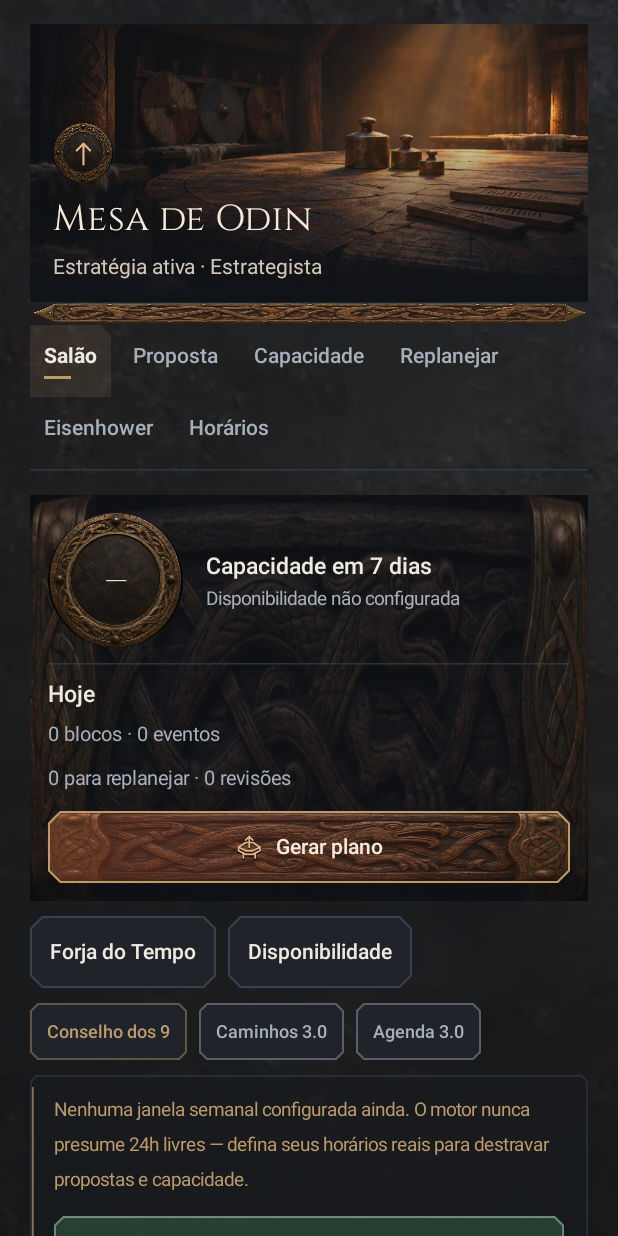
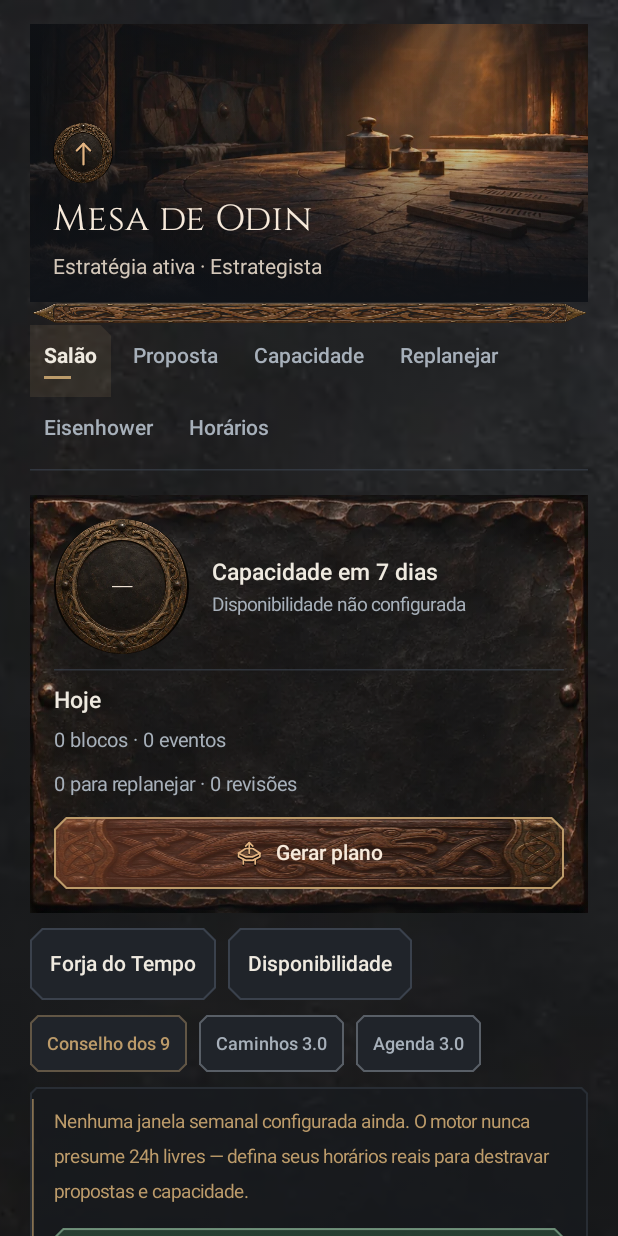
Before and after one commit to cmasterzin-art/ascend, an Android app built with Jetpack Compose: the composable OdinCouncilScreen shown on its own in the app's theme, on a phone screen of 412 x 824 dp. Run offline under Robolectric (Android 15) with nearby library versions, the phone set to English and light mode, and no system bars; our stand-ins replace Room's generated code.

Commit message:
feat(ui): refine rustic materials and add tactile Northborn motion

```diff
--- a/app/build.gradle.kts
+++ b/app/build.gradle.kts
@@ -11,7 +11,7 @@ android {
         applicationId = "br.com.ascend.aetheris"
         minSdk = 26
         targetSdk = 35
-        versionCode = 33
+        versionCode = 34
         versionName = "1.7.5.9.1"
     }
     // Keep signing material outside the repository. Use the original key for an in-place update.
--- /dev/null
+++ b/app/src/main/java/br/com/ascend/aetheris/NorthbornMotion.kt
@@ -0,0 +1,63 @@
+package br.com.ascend.aetheris
+
+import androidx.compose.animation.EnterTransition
+import androidx.compose.animation.ExitTransition
+import androidx.compose.animation.core.Animatable
+import androidx.compose.animation.core.FastOutSlowInEasing
+import androidx.compose.animation.core.LinearOutSlowInEasing
+import androidx.compose.animation.core.animateFloatAsState
+import androidx.compose.animation.core.snap
+import androidx.compose.animation.core.tween
+import androidx.compose.animation.expandVertically
+import androidx.compose.animation.fadeIn
+import androidx.compose.animation.fadeOut
+import androidx.compose.animation.shrinkVertically
+import androidx.compose.animation.slideInVertically
+import androidx.compose.foundation.interaction.MutableInteractionSource
+import androidx.compose.foundation.interaction.collectIsPressedAsState
+import androidx.compose.runtime.Composable
+import androidx.compose.runtime.LaunchedEffect
+import androidx.compose.runtime.State
+import androidx.compose.runtime.getValue
+import androidx.compose.runtime.remember
+import androidx.compose.ui.Alignment
+import kotlin.math.roundToInt
+
+internal fun craftScreenEnter(reduced: Boolean, back: Boolean = false): EnterTransition {
+    if (reduced) return EnterTransition.None
+    val direction = if (back) -1 else 1
+    return fadeIn(tween(210)) + slideInVertically(tween(230, easing = LinearOutSlowInEasing)) {
+        (it * .018f).roundToInt() * direction
+    }
+}
+
+internal fun craftSectionEnter(reduced: Boolean): EnterTransition =
+    if (reduced) EnterTransition.None
+    else fadeIn(tween(170)) + expandVertically(animationSpec = tween(220, easing = FastOutSlowInEasing), expandFrom = Alignment.Top)
+
+internal fun craftSectionExit(reduced: Boolean): ExitTransition =
+    if (reduced) ExitTransition.None
+    else fadeOut(tween(100)) + shrinkVertically(animationSpec = tween(140), shrinkTowards = Alignment.Top)
+
+/** Moves ornament and ink while the size of the underlying touch target stays constant. */
+@Composable
+internal fun craftPress(source: MutableInteractionSource): State<Float> {
+    val pressed by source.collectIsPressedAsState()
+    val reduced = LocalAppearance.current.reducedMotion
+    return animateFloatAsState(
+        targetValue = if (pressed) 1f else 0f,
+        animationSpec = if (reduced) snap() else tween(if (pressed) 90 else 150, easing = FastOutSlowInEasing),
+        label = "pressão no controle"
+    )
+}
+
+/** A short reveal only when the content changes, with no animation job in reduced-motion mode. */
+@Composable
+internal fun craftReveal(contentKey: Any, durationMs: Int): State<Float> {
+    val reduced = LocalAppearance.current.reducedMotion
+    val reveal = remember(contentKey, reduced) { Animatable(if (reduced) 1f else 0f) }
+    if (!reduced) {
+        LaunchedEffect(reveal) { reveal.animateTo(1f, tween(durationMs, easing = LinearOutSlowInEasing)) }
+    }
+    return reveal.asState()
+}
--- a/app/src/main/java/br/com/ascend/aetheris/NorthbornRebirth.kt
+++ b/app/src/main/java/br/com/ascend/aetheris/NorthbornRebirth.kt
@@ -6,6 +6,7 @@ import androidx.compose.foundation.Canvas
 import androidx.compose.foundation.Image
 import androidx.compose.foundation.background
 import androidx.compose.foundation.border
+import androidx.compose.foundation.interaction.MutableInteractionSource
 import androidx.compose.foundation.layout.*
 import androidx.compose.foundation.selection.selectable
 import androidx.compose.foundation.selection.selectableGroup
@@ -15,13 +16,17 @@ import androidx.compose.material3.*
 import androidx.compose.runtime.Composable
 import androidx.compose.runtime.CompositionLocalProvider
 import androidx.compose.runtime.getValue
+import androidx.compose.runtime.remember
 import androidx.compose.ui.Alignment
 import androidx.compose.ui.Modifier
 import androidx.compose.ui.draw.clip
+import androidx.compose.ui.draw.clipToBounds
 import androidx.compose.ui.geometry.Offset
 import androidx.compose.ui.geometry.Size
 import androidx.compose.ui.graphics.Brush
 import androidx.compose.ui.graphics.Color
+import androidx.compose.ui.graphics.Path
+import androidx.compose.ui.graphics.graphicsLayer
 import androidx.compose.ui.graphics.drawscope.Stroke
 import androidx.compose.ui.layout.ContentScale
 import androidx.compose.ui.res.painterResource
@@ -119,20 +124,65 @@ internal fun RebirthNotchedTrack(value: Float, accent: Color, track: Color) {
     }
 }
 
+/** A few carved tally marks represent the ratio, with exact counts alongside them. */
 @Composable
-internal fun RebirthTimber(modifier: Modifier = Modifier, content: @Composable BoxScope.() -> Unit) {
+internal fun DayStaves(done: Int, total: Int, modifier: Modifier = Modifier) {
+    if (total <= 0) return
+    val nb = LocalNorthborn.current
+    val appearance = LocalAppearance.current
+    val marks = total.coerceAtMost(5)
+    val fraction = (done.toFloat() / total).coerceIn(0f, 1f)
+    val progress by animateFloatAsState(
+        fraction, tween(if (appearance.reducedMotion) 0 else 230), label = "entalhes da jornada"
+    )
+    Canvas(modifier.size(width = (marks * 14).dp, height = 27.dp).semantics {
+        progressBarRangeInfo = ProgressBarRangeInfo(fraction, 0f..1f)
+    }) {
+        val width = size.width / marks
+        repeat(marks) { index ->
+            val x = width * index
+            val active = (progress * marks - index).coerceIn(0f, 1f)
+            val mark = Path().apply {
+                moveTo(x + width * .44f, 1.dp.toPx())
+                lineTo(x + width * .69f, size.height * .14f)
+                lineTo(x + width * .63f, size.height * .86f)
+                lineTo(x + width * .33f, size.height - 1.dp.toPx())
+                lineTo(x + width * .39f, size.height * .20f)
+                close()
+            }
+            drawPath(mark, nb.hairlineStrong)
+            if (active > 0f) drawPath(mark, nb.accentBronze.copy(alpha = active))
+            if (!appearance.minimal && active > 0f) {
+                drawLine(nb.accentPaleGold.copy(alpha = .68f * active),
+                    Offset(x + width * .48f, size.height * .23f),
+                    Offset(x + width * .42f, size.height * .78f), .8.dp.toPx())
+            }
+        }
+    }
+}
+
+internal enum class RusticMaterial(val art: Int) {
+    Timber(R.drawable.surface_oak), Iron(R.drawable.surface_iron)
+}
+
+@Composable
+internal fun RusticSurface(
+    material: RusticMaterial,
+    modifier: Modifier = Modifier,
+    content: @Composable BoxScope.() -> Unit
+) {
     val nb = LocalNorthborn.current
     val engraved = !LocalAppearance.current.minimal
     Box(modifier.fillMaxWidth().background(if (engraved && nb.dark) Hearth else nb.surfaceBase)) {
         if (engraved) {
             Image(
-                painterResource(R.drawable.oath_wood), null, Modifier.matchParentSize(),
-                contentScale = ContentScale.FillBounds, alpha = if (nb.dark) .56f else .10f
+                painterResource(material.art), null, Modifier.matchParentSize(),
+                contentScale = ContentScale.FillBounds, alpha = if (nb.dark) .93f else .15f
             )
             if (nb.dark) {
                 Box(Modifier.matchParentSize().background(Brush.horizontalGradient(
-                    0f to Hearth.copy(alpha = .2f), .17f to Hearth.copy(alpha = .64f),
-                    .84f to Hearth.copy(alpha = .64f), 1f to Hearth.copy(alpha = .18f)
+                    0f to Hearth.copy(alpha = .12f), .16f to Hearth.copy(alpha = .40f),
+                    .84f to Hearth.copy(alpha = .40f), 1f to Hearth.copy(alpha = .12f)
                 )))
             }
         }
@@ -155,10 +205,21 @@ internal fun RebirthScene(
         else RebirthSceneInk(nb.inkPrimary, nb.inkSecondary, nb.accentBronze)
     Box(
         modifier.fillMaxWidth().heightIn(min = if (artOn) height else 0.dp)
-            .background(if (artOn) Hearth else nb.surfaceBase)
+            .clipToBounds().background(if (artOn) Hearth else nb.surfaceBase)
     ) {
         if (artOn) {
-            Image(painterResource(art), null, Modifier.matchParentSize(), contentScale = ContentScale.Crop)
+            val revealed = craftReveal(art, 340)
+            Image(
+                painterResource(art), null,
+                Modifier.matchParentSize().graphicsLayer {
+                    val settling = 1f - revealed.value
+                    scaleX = 1f + .035f * settling
+                    scaleY = scaleX
+                    translationY = 3.dp.toPx() * settling
+                    alpha = 1f - .2f * settling
+                },
+                contentScale = ContentScale.Crop
+            )
             Box(Modifier.matchParentSize().background(Brush.verticalGradient(
                 0f to Hearth.copy(alpha = .53f), .35f to Color.Transparent,
                 .58f to Hearth.copy(alpha = .36f), 1f to Hearth
@@ -205,6 +266,9 @@ internal fun RebirthAction(
     val base = if (textured) Color(0xFF3C2821) else nb.surfaceElevated
     val ink = if (textured) Ivory else nb.inkPrimary
     val edge = if (primary && enabled) nb.accentBronze else nb.hairlineStrong
+    val interaction = remember { MutableInteractionSource() }
+    val press = craftPress(interaction)
+    val reduced = LocalAppearance.current.reducedMotion
     Box(
         modifier.heightIn(min = 48.dp).clip(shape).background(base).border(1.dp, edge, shape),
         propagateMinConstraints = true
@@ -218,13 +282,21 @@ internal fun RebirthAction(
                 listOf(Color(0xFF9A4D34).copy(alpha = .42f), Color.Transparent)
             )))
         }
+        Box(Modifier.matchParentSize().graphicsLayer { alpha = .19f * press.value }.background(Color.Black))
         Button(
             onClick, Modifier.heightIn(min = 48.dp), enabled = enabled, shape = shape,
+            interactionSource = interaction,
             colors = ButtonDefaults.buttonColors(
                 containerColor = Color.Transparent, contentColor = ink,
                 disabledContainerColor = Color.Transparent, disabledContentColor = nb.inkMuted
             ),
             contentPadding = PaddingValues(horizontal = 13.dp, vertical = 11.dp)
+        ) {
+            Row(
+                Modifier.graphicsLayer {
+                    if (!reduced) translationY = 1.dp.toPx() * press.value
+                },
+                verticalAlignment = Alignment.CenterVertically
             ) {
                 if (glyph != null) {
                     val iconInk = when {
@@ -239,19 +311,24 @@ internal fun RebirthAction(
             }
         }
     }
+}
 
 @OptIn(ExperimentalLayoutApi::class)
 @Composable
 internal fun RebirthIndex(labels: List<String>, selected: Int, onSelect: (Int) -> Unit) {
     val nb = LocalNorthborn.current
+    val reduced = LocalAppearance.current.reducedMotion
     Column {
         FlowRow(Modifier.fillMaxWidth().selectableGroup(), horizontalArrangement = Arrangement.spacedBy(5.dp)) {
             labels.forEachIndexed { index, label ->
                 val active = selected == index
+                val emphasis by animateFloatAsState(
+                    if (active) 1f else 0f, tween(if (reduced) 0 else 165), label = "seleção do índice"
+                )
                 val shape = CutCornerShape(topEnd = 7.dp)
                 Column(
                     Modifier.heightIn(min = 48.dp).clip(shape)
-                        .background(if (active) nb.accentBronze.copy(alpha = .13f) else Color.Transparent)
+                        .background(nb.accentBronze.copy(alpha = .13f * emphasis))
                         .selectable(active, role = Role.Tab, onClick = { onSelect(index) })
                         .padding(horizontal = 9.dp, vertical = 8.dp),
                     verticalArrangement = Arrangement.spacedBy(5.dp, Alignment.CenterVertically)
@@ -261,7 +338,10 @@ internal fun RebirthIndex(labels: List<String>, selected: Int, onSelect: (Int) -
                         style = MaterialTheme.typography.labelLarge,
                         fontWeight = if (active) FontWeight.Bold else FontWeight.Medium
                     )
-                    Box(Modifier.width(18.dp).height(2.dp).background(if (active) nb.accentBronze else Color.Transparent))
+                    Box(Modifier.width(18.dp).height(2.dp).graphicsLayer {
+                        alpha = emphasis
+                        scaleX = .45f + .55f * emphasis
+                    }.background(nb.accentBronze))
                 }
             }
         }
@@ -297,12 +377,12 @@ internal fun RebirthReadingLeaf(modifier: Modifier = Modifier, content: @Composa
     Box(modifier.fillMaxWidth().background(palette.surfaceDocument)) {
         if (!plain) {
             Image(
-                painterResource(R.drawable.oath_manuscript), null, Modifier.matchParentSize(),
+                painterResource(R.drawable.surface_vellum), null, Modifier.matchParentSize(),
                 contentScale = ContentScale.FillBounds
             )
             Box(Modifier.matchParentSize().background(Brush.horizontalGradient(
-                0f to Color.Transparent, .06f to Color.Transparent, .085f to palette.surfaceDocument.copy(alpha = .92f),
-                .83f to palette.surfaceDocument.copy(alpha = .82f), 1f to palette.surfaceDocument.copy(alpha = .38f)
+                0f to Color.Transparent, .06f to Color.Transparent, .087f to palette.surfaceDocument.copy(alpha = .93f),
+                .78f to palette.surfaceDocument.copy(alpha = .78f), 1f to palette.surfaceDocument.copy(alpha = .40f)
             )))
         }
         CompositionLocalProvider(LocalNorthborn provides palette) {
--- a/app/src/main/java/br/com/ascend/aetheris/OdinCouncilScreens.kt
+++ b/app/src/main/java/br/com/ascend/aetheris/OdinCouncilScreens.kt
@@ -196,8 +196,8 @@ private fun OdinHallOverviewSection(
 
     Column(verticalArrangement = Arrangement.spacedBy(18.dp)) {
         Column(verticalArrangement = Arrangement.spacedBy(10.dp)) {
-            RebirthTimber {
-                Column(Modifier.fillMaxWidth().padding(12.dp), verticalArrangement = Arrangement.spacedBy(10.dp)) {
+            RusticSurface(RusticMaterial.Iron) {
+                Column(Modifier.fillMaxWidth().padding(16.dp), verticalArrangement = Arrangement.spacedBy(10.dp)) {
                     Row(Modifier.fillMaxWidth(), verticalAlignment = Alignment.CenterVertically,
                         horizontalArrangement = Arrangement.spacedBy(15.dp)) {
                         RebirthShieldGauge(
```
Also changed, not shown: app/src/main/java/br/com/ascend/aetheris/AetherisNavigation.kt (+26 -2 lines), app/src/main/java/br/com/ascend/aetheris/DesignSystem2.kt (+12 -12 lines), app/src/main/java/br/com/ascend/aetheris/JourneyHome.kt (+6 -4 lines), app/src/main/java/br/com/ascend/aetheris/MainActivity.kt (+6 -1 lines), app/src/main/java/br/com/ascend/aetheris/MimirScreens.kt (+11 -2 lines), app/src/main/res/drawable-nodpi/surface_iron.webp (added), app/src/main/res/drawable-nodpi/surface_oak.webp (added), app/src/main/res/drawable-nodpi/surface_vellum.webp (added), app/src/main/res/drawable-nodpi/surface_wool.webp (added), 4 other files. Lines whose indentation alone changed are shown as unchanged.
